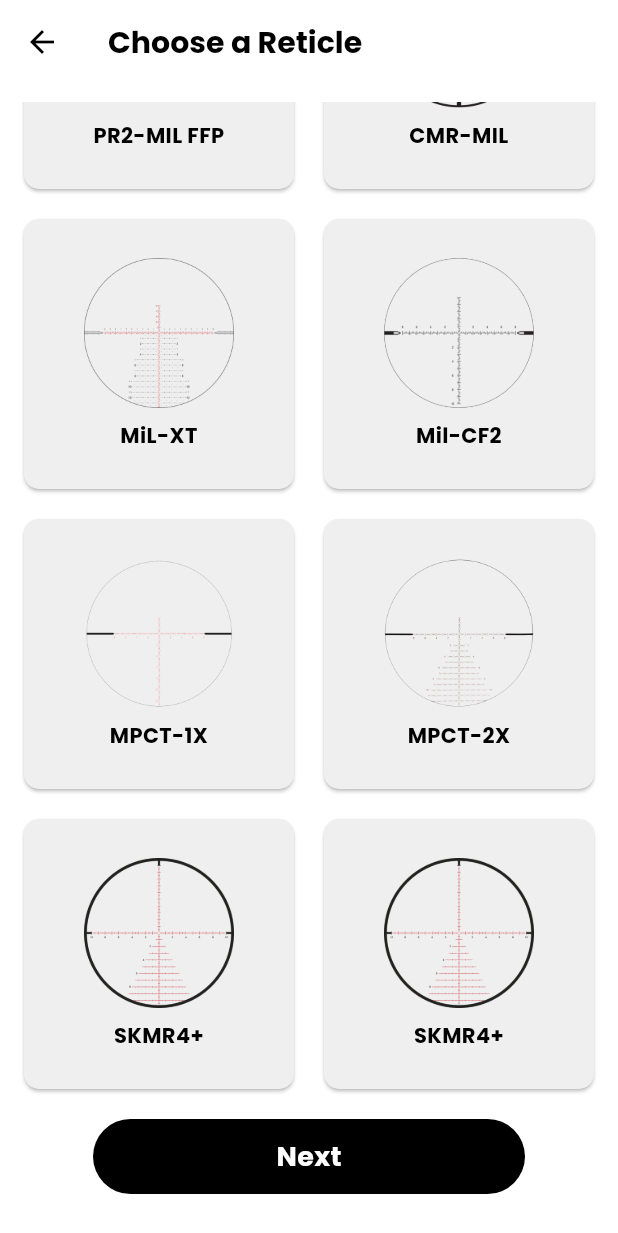
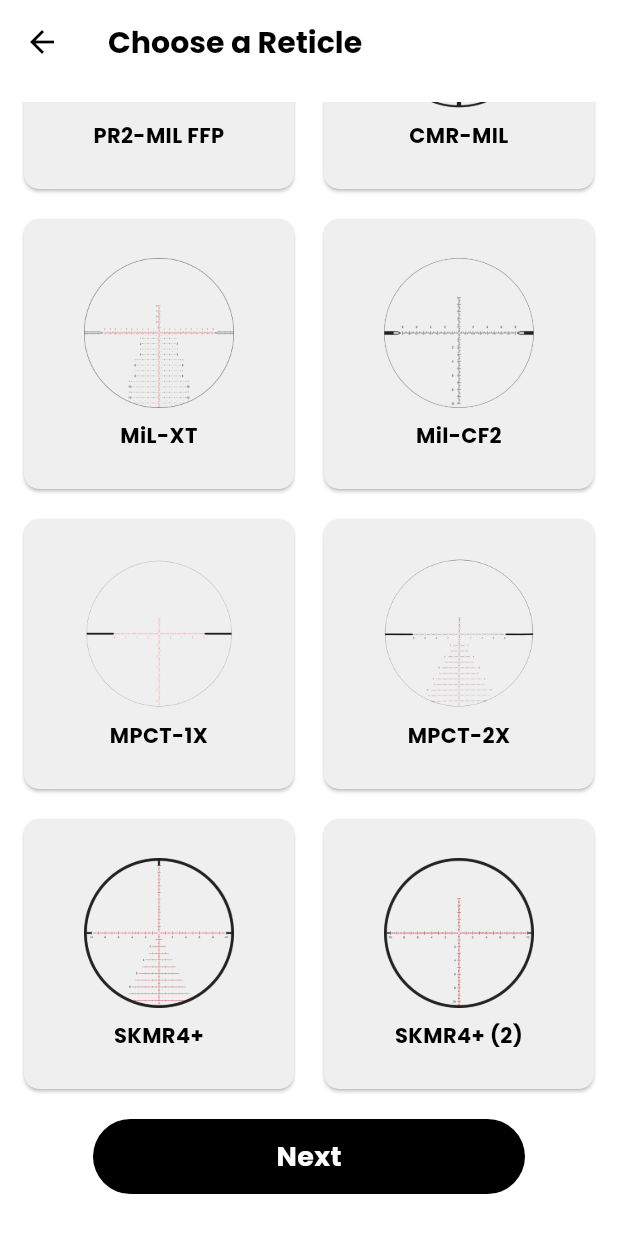
Before and after one commit to mdtusher2018/reticle_trainer_app, a Flutter app: the ChooseReticleScreen screen opened directly with empty values, scrolled down 126 dp, on a phone screen of 412 x 824 dp. Shown: the top 1233 px of the screen. Run offline on Flutter 3.47's test engine with Material 3 defaults, Android fonts, the phone set to English and light mode, and no system bars; our stand-ins replace google_fonts, photo_view, screenshot, share_plus, shared_preferences; accounts and stored records are empty.

Commit message:
home_office---2

```diff
--- a/lib/choose_reticle_screen.dart
+++ b/lib/choose_reticle_screen.dart
@@ -26,7 +26,7 @@ class _ChooseReticleScreenState extends State<ChooseReticleScreen> {
     "MPCT-1X",
     "MPCT-2X",
     "SKMR4+",
-    "SKMR4+",
+    "SKMR4+ (2)",
   ];
 
   int? selectedIndex;
```
Also changed, not shown: assets/CMR-MIL.png.
